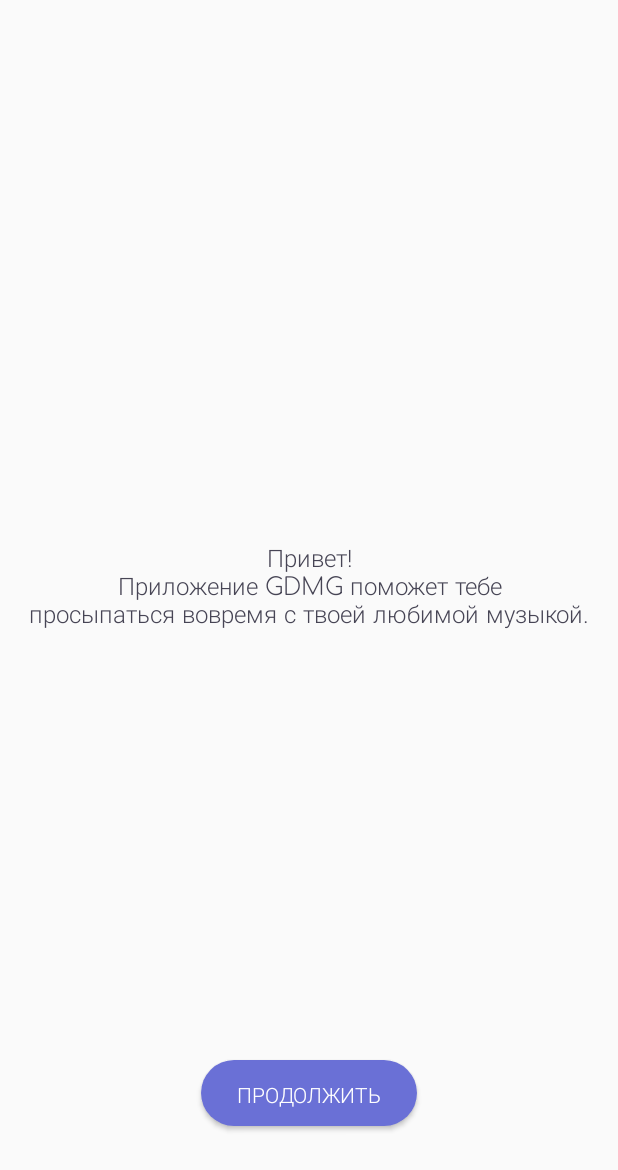
After one commit to antonbadretdinov/GDMG, an Android app: the WelcomeScreen screen opened directly, with no data from a screen before it, on a phone screen of 412 x 824 dp. The commit adds this screen. Shown: the top 1170 px of the screen. Run offline under Robolectric (Android 15) with nearby library versions, the phone set to English and light mode, and no system bars.

Commit message:
+welcome screen +fix buttons

```diff
--- a/app/src/main/AndroidManifest.xml
+++ b/app/src/main/AndroidManifest.xml
@@ -9,7 +9,7 @@
         android:roundIcon="@mipmap/ic_launcher_round"
         android:supportsRtl="true"
         android:theme="@style/AppTheme">
-        <activity android:name=".HelloScreen"></activity>
+        <activity android:name=".WelcomeScreen"></activity>
         <activity
             android:name=".SplashScreen"
             android:theme="@style/SplashTheme">
@@ -21,11 +21,13 @@
         </activity>
         <activity
             android:name=".MainActivity"
-            android:label="@string/app_name"></activity>
+            android:label="@string/app_name" />
 
         <meta-data
             android:name="preloaded_fonts"
             android:resource="@array/preloaded_fonts" />
     </application>
 
+    <uses-permission android:name="android.permission.VIBRATE" />
+
 </manifest>
--- /dev/null
+++ b/app/src/main/java/ru/company/gdmg/WelcomeScreen.java
@@ -0,0 +1,26 @@
+package ru.company.gdmg;
+
+import androidx.appcompat.app.AppCompatActivity;
+
+import android.content.Intent;
+import android.os.Bundle;
+import android.view.View;
+import android.widget.Button;
+
+public class WelcomeScreen extends AppCompatActivity {
+
+    @Override
+    protected void onCreate(Bundle savedInstanceState) {
+        super.onCreate(savedInstanceState);
+        setContentView(R.layout.activity_welcome_screen);
+        final Intent intent = new Intent(this,MainActivity.class);
+        Button button = findViewById(R.id.button3);
+        button.setOnClickListener(new View.OnClickListener() {
+            @Override
+            public void onClick(View view) {
+                startActivity(intent);
+                finish();
+            }
+        });
+    }
+}
--- a/app/src/main/java/ru/company/gdmg/ui/home/HomeFragment.java
+++ b/app/src/main/java/ru/company/gdmg/ui/home/HomeFragment.java
@@ -34,7 +34,7 @@
             public void onClick(View view) {
                 if(!pressed){
                     button.setBackgroundResource(R.drawable.buttonstylepressed);
-                    button.setText("СТОП");
+                    button.setText("ОТКЛЮЧИТЬ");
                     pressed = true;
                 } else {
                     button.setBackgroundResource(R.drawable.button_style);
--- /dev/null
+++ b/app/src/main/res/layout/activity_welcome_screen.xml
@@ -0,0 +1,42 @@
+<?xml version="1.0" encoding="utf-8"?>
+<androidx.constraintlayout.widget.ConstraintLayout xmlns:android="http://schemas.android.com/apk/res/android"
+    xmlns:app="http://schemas.android.com/apk/res-auto"
+    xmlns:tools="http://schemas.android.com/tools"
+    android:layout_width="match_parent"
+    android:layout_height="match_parent"
+    tools:context=".WelcomeScreen">
+
+    <TextView
+        android:id="@+id/textView4"
+        android:layout_width="0dp"
+        android:layout_height="110dp"
+        android:layout_marginStart="16dp"
+        android:layout_marginEnd="16dp"
+        android:fontFamily="@font/comfortaa_light"
+        android:text="Привет!\nПриложение GDMG поможет тебе\nпросыпаться вовремя с твоей любимой музыкой."
+        android:textAlignment="center"
+        android:textColor="#474555"
+        android:textSize="16sp"
+        app:layout_constraintBottom_toBottomOf="parent"
+        app:layout_constraintEnd_toEndOf="parent"
+        app:layout_constraintStart_toStartOf="parent"
+        app:layout_constraintTop_toTopOf="parent" />
+
+    <Button
+        android:id="@+id/button3"
+        android:layout_width="144dp"
+        android:layout_height="44dp"
+        android:layout_marginStart="133dp"
+        android:layout_marginTop="216dp"
+        android:layout_marginEnd="134dp"
+        android:layout_marginBottom="50dp"
+        android:background="@drawable/button_style"
+        android:fontFamily="@font/comfortaa_light"
+        android:text="Продолжить"
+        android:textColor="#FFFFFF"
+        app:layout_constraintBottom_toBottomOf="parent"
+        app:layout_constraintEnd_toEndOf="parent"
+        app:layout_constraintHorizontal_bias="1.0"
+        app:layout_constraintStart_toStartOf="parent"
+        app:layout_constraintTop_toBottomOf="@+id/textView4" />
+</androidx.constraintlayout.widget.ConstraintLayout>
--- a/app/src/main/res/layout/fragment_home.xml
+++ b/app/src/main/res/layout/fragment_home.xml
@@ -8,14 +8,14 @@
 
     <Button
         android:id="@+id/startbutton"
-        android:layout_width="158dp"
-        android:layout_height="61dp"
+        android:layout_width="173dp"
+        android:layout_height="60dp"
         android:layout_marginBottom="182dp"
         android:background="@drawable/button_style"
         android:fontFamily="@font/comfortaa_light"
         android:text="СТАРТ"
         android:textColor="#FFFFFF"
-        android:textSize="22sp"
+        android:textSize="20sp"
         android:textStyle="bold"
         app:layout_constraintBottom_toBottomOf="parent"
         app:layout_constraintEnd_toEndOf="parent"
```
Also changed, not shown: app/src/main/java/ru/company/gdmg/HelloScreen.java (deleted, +0 -14 lines), app/src/main/java/ru/company/gdmg/SplashScreen.java (+16 -4 lines), app/src/main/java/ru/company/gdmg/ui/notifications/NotificationsFragment.java (+13 -0 lines), app/src/main/res/layout/fragment_notifications.xml (+7 -7 lines).
